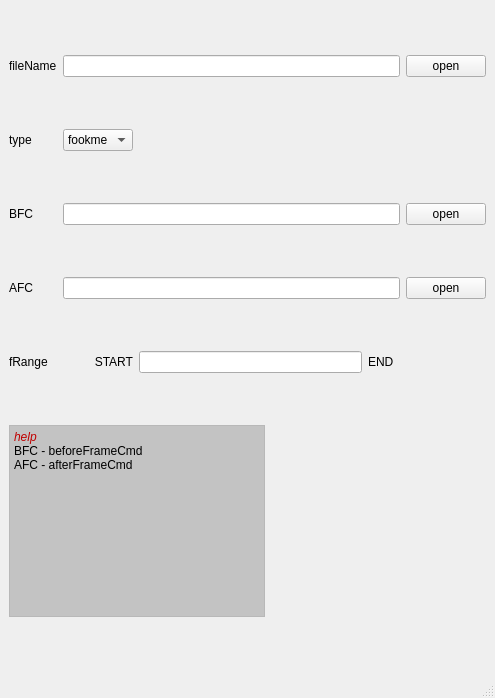
Above: rbhusUI/lib/rbhusEdit.ui from aumanimationstudios/rbhus before the change. Below: the same form after it.
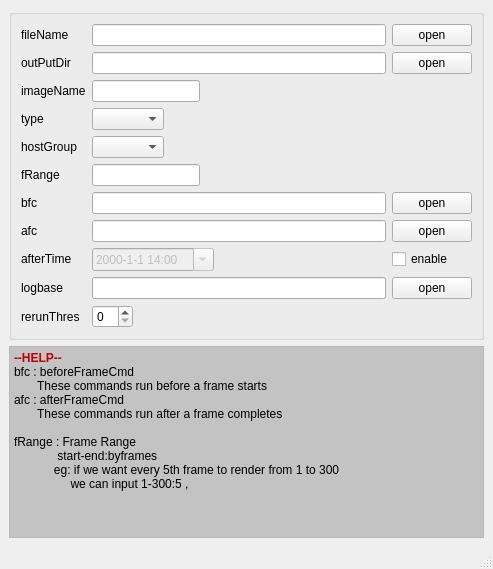
That is the form after the change.

What changed in the file:
```diff
--- a/rbhusUI/lib/rbhusEdit.ui
+++ b/rbhusUI/lib/rbhusEdit.ui
@@ -6,71 +6,375 @@
    <rect>
     <x>0</x>
     <y>0</y>
-    <width>495</width>
-    <height>698</height>
+    <width>493</width>
+    <height>518</height>
    </rect>
   </property>
   <property name="windowTitle">
    <string>MainWindow</string>
   </property>
   <widget class="QWidget" name="centralwidget">
-   <layout class="QGridLayout" name="gridLayout">
-    <item row="6" column="0">
-     <widget class="QLabel" name="labelFrange">
-      <property name="sizePolicy">
-       <sizepolicy hsizetype="Minimum" vsizetype="Fixed">
-        <horstretch>0</horstretch>
-        <verstretch>0</verstretch>
-       </sizepolicy>
+   <layout class="QVBoxLayout" name="verticalLayout">
+    <property name="sizeConstraint">
+     <enum>QLayout::SetNoConstraint</enum>
+    </property>
+    <item>
+     <widget class="QGroupBox" name="groupBox_2">
+      <property name="title">
+       <string/>
       </property>
-      <property name="text">
-       <string>fRange</string>
-      </property>
+      <layout class="QGridLayout" name="gridLayout_2">
+       <item row="3" column="0">
+        <widget class="QLabel" name="labelType">
+         <property name="sizePolicy">
+          <sizepolicy hsizetype="Maximum" vsizetype="Fixed">
+           <horstretch>0</horstretch>
+           <verstretch>0</verstretch>
+          </sizepolicy>
+         </property>
+         <property name="text">
+          <string>type</string>
+         </property>
+        </widget>
+       </item>
+       <item row="0" column="0">
+        <widget class="QLabel" name="labelFileName">
+         <property name="sizePolicy">
+          <sizepolicy hsizetype="Maximum" vsizetype="Fixed">
+           <horstretch>0</horstretch>
+           <verstretch>0</verstretch>
+          </sizepolicy>
+         </property>
+         <property name="text">
+          <string>fileName</string>
+         </property>
+        </widget>
+       </item>
+       <item row="1" column="0">
+        <widget class="QLabel" name="labelOutPutDir">
+         <property name="sizePolicy">
+          <sizepolicy hsizetype="Maximum" vsizetype="Fixed">
+           <horstretch>0</horstretch>
+           <verstretch>0</verstretch>
+          </sizepolicy>
+         </property>
+         <property name="text">
+          <string>outPutDir</string>
+         </property>
+        </widget>
+       </item>
+       <item row="9" column="0">
+        <widget class="QLabel" name="labelLogbase">
+         <property name="sizePolicy">
+          <sizepolicy hsizetype="Maximum" vsizetype="Fixed">
+           <horstretch>0</horstretch>
+           <verstretch>0</verstretch>
+          </sizepolicy>
+         </property>
+         <property name="text">
+          <string>logbase   </string>
+         </property>
+        </widget>
+       </item>
+       <item row="5" column="1">
+        <widget class="QLineEdit" name="lineEditFrange">
+         <property name="sizePolicy">
+          <sizepolicy hsizetype="Maximum" vsizetype="Fixed">
+           <horstretch>0</horstretch>
+           <verstretch>0</verstretch>
+          </sizepolicy>
+         </property>
+        </widget>
+       </item>
+       <item row="0" column="2">
+        <widget class="QPushButton" name="pushFileName">
+         <property name="sizePolicy">
+          <sizepolicy hsizetype="Maximum" vsizetype="Fixed">
+           <horstretch>0</horstretch>
+           <verstretch>0</verstretch>
+          </sizepolicy>
+         </property>
+         <property name="text">
+          <string>open</string>
+         </property>
+        </widget>
+       </item>
+       <item row="10" column="0">
+        <widget class="QLabel" name="label_8">
+         <property name="sizePolicy">
+          <sizepolicy hsizetype="Maximum" vsizetype="Preferred">
+           <horstretch>0</horstretch>
+           <verstretch>0</verstretch>
+          </sizepolicy>
+         </property>
+         <property name="text">
+          <string>rerunThres</string>
+         </property>
+        </widget>
+       </item>
+       <item row="5" column="0">
+        <widget class="QLabel" name="labelFrange">
+         <property name="sizePolicy">
+          <sizepolicy hsizetype="Maximum" vsizetype="Fixed">
+           <horstretch>0</horstretch>
+           <verstretch>0</verstretch>
+          </sizepolicy>
+         </property>
+         <property name="text">
+          <string>fRange     </string>
+         </property>
+        </widget>
+       </item>
+       <item row="6" column="0">
+        <widget class="QLabel" name="labelBfc">
+         <property name="sizePolicy">
+          <sizepolicy hsizetype="Maximum" vsizetype="Fixed">
+           <horstretch>0</horstretch>
+           <verstretch>0</verstretch>
+          </sizepolicy>
+         </property>
+         <property name="text">
+          <string>bfc          </string>
+         </property>
+        </widget>
+       </item>
+       <item row="6" column="1">
+        <widget class="QLineEdit" name="lineEditBfc">
+         <property name="sizePolicy">
+          <sizepolicy hsizetype="MinimumExpanding" vsizetype="Fixed">
+           <horstretch>0</horstretch>
+           <verstretch>0</verstretch>
+          </sizepolicy>
+         </property>
+        </widget>
+       </item>
+       <item row="7" column="1">
+        <widget class="QLineEdit" name="lineEditAfc">
+         <property name="sizePolicy">
+          <sizepolicy hsizetype="MinimumExpanding" vsizetype="Fixed">
+           <horstretch>0</horstretch>
+           <verstretch>0</verstretch>
+          </sizepolicy>
+         </property>
+        </widget>
+       </item>
+       <item row="7" column="0">
+        <widget class="QLabel" name="labelAfc">
+         <property name="sizePolicy">
+          <sizepolicy hsizetype="Maximum" vsizetype="Fixed">
+           <horstretch>0</horstretch>
+           <verstretch>0</verstretch>
+          </sizepolicy>
+         </property>
+         <property name="text">
+          <string>afc          </string>
+         </property>
+        </widget>
+       </item>
+       <item row="8" column="0">
+        <widget class="QLabel" name="labelAfterTime">
+         <property name="sizePolicy">
+          <sizepolicy hsizetype="Maximum" vsizetype="Fixed">
+           <horstretch>0</horstretch>
+           <verstretch>0</verstretch>
+          </sizepolicy>
+         </property>
+         <property name="text">
+          <string>afterTime </string>
+         </property>
+        </widget>
+       </item>
+       <item row="6" column="2">
+        <widget class="QPushButton" name="pushBfc">
+         <property name="sizePolicy">
+          <sizepolicy hsizetype="Maximum" vsizetype="Fixed">
+           <horstretch>0</horstretch>
+           <verstretch>0</verstretch>
+          </sizepolicy>
+         </property>
+         <property name="text">
+          <string>open</string>
+         </property>
+        </widget>
+       </item>
+       <item row="3" column="1">
+        <widget class="QComboBox" name="comboType">
+         <property name="sizePolicy">
+          <sizepolicy hsizetype="Maximum" vsizetype="Fixed">
+           <horstretch>0</horstretch>
+           <verstretch>0</verstretch>
+          </sizepolicy>
+         </property>
+        </widget>
+       </item>
+       <item row="7" column="2">
+        <widget class="QPushButton" name="pushAfc">
+         <property name="sizePolicy">
+          <sizepolicy hsizetype="Maximum" vsizetype="Fixed">
+           <horstretch>0</horstretch>
+           <verstretch>0</verstretch>
+          </sizepolicy>
+         </property>
+         <property name="text">
+          <string>open</string>
+         </property>
+        </widget>
+       </item>
+       <item row="8" column="1">
+        <widget class="QDateTimeEdit" name="afterTimeEdit">
+         <property name="enabled">
+          <bool>false</bool>
+         </property>
+         <property name="sizePolicy">
+          <sizepolicy hsizetype="Fixed" vsizetype="Fixed">
+           <horstretch>0</horstretch>
+           <verstretch>0</verstretch>
+          </sizepolicy>
+         </property>
+         <property name="time">
+          <time>
+           <hour>14</hour>
+           <minute>0</minute>
+           <second>0</second>
+          </time>
+         </property>
+         <property name="currentSection">
+          <enum>QDateTimeEdit::YearSection</enum>
+         </property>
+         <property name="displayFormat">
+          <string>yyyy-M-d h:mm</string>
+         </property>
+         <property name="calendarPopup">
+          <bool>true</bool>
+         </property>
+        </widget>
+       </item>
+       <item row="9" column="2">
+        <widget class="QPushButton" name="pushButton_4">
+         <property name="sizePolicy">
+          <sizepolicy hsizetype="Maximum" vsizetype="Fixed">
+           <horstretch>0</horstretch>
+           <verstretch>0</verstretch>
+          </sizepolicy>
+         </property>
+         <property name="text">
+          <string>open</string>
+         </property>
+        </widget>
+       </item>
+       <item row="0" column="1">
+        <widget class="QLineEdit" name="lineEditFileName">
+         <property name="sizePolicy">
+          <sizepolicy hsizetype="MinimumExpanding" vsizetype="Fixed">
+           <horstretch>0</horstretch>
+           <verstretch>0</verstretch>
+          </sizepolicy>
+         </property>
+        </widget>
+       </item>
+       <item row="8" column="2">
+        <widget class="QCheckBox" name="checkAfterTime">
+         <property name="text">
+          <string>enable</string>
+         </property>
+        </widget>
+       </item>
+       <item row="9" column="1">
+        <widget class="QLineEdit" name="lineEditLogbase">
+         <property name="sizePolicy">
+          <sizepolicy hsizetype="MinimumExpanding" vsizetype="Fixed">
+           <horstretch>0</horstretch>
+           <verstretch>0</verstretch>
+          </sizepolicy>
+         </property>
+        </widget>
+       </item>
+       <item row="1" column="1">
+        <widget class="QLineEdit" name="lineEditOutPutDir">
+         <property name="sizePolicy">
+          <sizepolicy hsizetype="MinimumExpanding" vsizetype="Fixed">
+           <horstretch>0</horstretch>
+           <verstretch>0</verstretch>
+          </sizepolicy>
+         </property>
+        </widget>
+       </item>
+       <item row="10" column="1">
+        <widget class="QSpinBox" name="spinBox">
+         <property name="sizePolicy">
+          <sizepolicy hsizetype="Maximum" vsizetype="Fixed">
+           <horstretch>0</horstretch>
+           <verstretch>0</verstretch>
+          </sizepolicy>
+         </property>
+        </widget>
+       </item>
+       <item row="2" column="0">
+        <widget class="QLabel" name="labelImageName">
+         <property name="sizePolicy">
+          <sizepolicy hsizetype="Maximum" vsizetype="Fixed">
+           <horstretch>0</horstretch>
+           <verstretch>0</verstretch>
+          </sizepolicy>
+         </property>
+         <property name="text">
+          <string>imageName</string>
+         </property>
+        </widget>
+       </item>
+       <item row="1" column="2">
+        <widget class="QPushButton" name="pushOutPutDir">
+         <property name="sizePolicy">
+          <sizepolicy hsizetype="Maximum" vsizetype="Fixed">
+           <horstretch>0</horstretch>
+           <verstretch>0</verstretch>
+          </sizepolicy>
+         </property>
+         <property name="text">
+          <string>open</string>
+         </property>
+        </widget>
+       </item>
+       <item row="2" column="1">
+        <widget class="QLineEdit" name="lineEditImageName">
+         <property name="sizePolicy">
+          <sizepolicy hsizetype="Maximum" vsizetype="Fixed">
+           <horstretch>0</horstretch>
+           <verstretch>0</verstretch>
+          </sizepolicy>
+         </property>
+        </widget>
+       </item>
+       <item row="4" column="0">
+        <widget class="QLabel" name="labelHostGroup">
+         <property name="sizePolicy">
+          <sizepolicy hsizetype="Maximum" vsizetype="Fixed">
+           <horstretch>0</horstretch>
+           <verstretch>0</verstretch>
+          </sizepolicy>
+         </property>
+         <property name="text">
+          <string>hostGroup</string>
+         </property>
+        </widget>
+       </item>
+       <item row="4" column="1">
+        <widget class="QComboBox" name="comboHostGroup">
+         <property name="sizePolicy">
+          <sizepolicy hsizetype="Maximum" vsizetype="Fixed">
+           <horstretch>0</horstretch>
+           <verstretch>0</verstretch>
+          </sizepolicy>
+         </property>
+        </widget>
+       </item>
+      </layout>
      </widget>
     </item>
-    <item row="0" column="5">
-     <widget class="QPushButton" name="pushOpen">
-      <property name="sizePolicy">
-       <sizepolicy hsizetype="Fixed" vsizetype="Fixed">
-        <horstretch>0</horstretch>
-        <verstretch>0</verstretch>
-       </sizepolicy>
-      </property>
-      <property name="text">
-       <string>open</string>
-      </property>
-     </widget>
-    </item>
-    <item row="3" column="0">
-     <widget class="QLabel" name="labelType">
-      <property name="sizePolicy">
-       <sizepolicy hsizetype="Fixed" vsizetype="Preferred">
-        <horstretch>0</horstretch>
-        <verstretch>0</verstretch>
-       </sizepolicy>
-      </property>
-      <property name="text">
-       <string>type</string>
-      </property>
-     </widget>
-    </item>
-    <item row="0" column="0">
-     <widget class="QLabel" name="labelFileName">
-      <property name="sizePolicy">
-       <sizepolicy hsizetype="Fixed" vsizetype="Preferred">
-        <horstretch>0</horstretch>
-        <verstretch>0</verstretch>
-       </sizepolicy>
-      </property>
-      <property name="text">
-       <string>fileName</string>
-      </property>
-     </widget>
-    </item>
-    <item row="7" column="0" colspan="4">
+    <item>
      <widget class="QTextEdit" name="textEdit">
       <property name="sizePolicy">
-       <sizepolicy hsizetype="Fixed" vsizetype="Fixed">
+       <sizepolicy hsizetype="Minimum" vsizetype="Fixed">
         <horstretch>0</horstretch>
         <verstretch>0</verstretch>
        </sizepolicy>
@@ -139,135 +443,23 @@
 &lt;html&gt;&lt;head&gt;&lt;meta name=&quot;qrichtext&quot; content=&quot;1&quot; /&gt;&lt;style type=&quot;text/css&quot;&gt;
 p, li { white-space: pre-wrap; }
 &lt;/style&gt;&lt;/head&gt;&lt;body style=&quot; font-family:'Sans Serif'; font-size:9pt; font-weight:400; font-style:italic;&quot;&gt;
-&lt;p style=&quot; margin-top:0px; margin-bottom:0px; margin-left:0px; margin-right:0px; -qt-block-indent:0; text-indent:0px;&quot;&gt;&lt;span style=&quot; color:#c00000;&quot;&gt;help&lt;/span&gt;&lt;/p&gt;
-&lt;p style=&quot; margin-top:0px; margin-bottom:0px; margin-left:0px; margin-right:0px; -qt-block-indent:0; text-indent:0px;&quot;&gt;&lt;span style=&quot; font-style:normal;&quot;&gt;BFC - beforeFrameCmd&lt;/span&gt;&lt;/p&gt;
-&lt;p style=&quot; margin-top:0px; margin-bottom:0px; margin-left:0px; margin-right:0px; -qt-block-indent:0; text-indent:0px;&quot;&gt;&lt;span style=&quot; font-style:normal;&quot;&gt;AFC - afterFrameCmd&lt;/span&gt;&lt;/p&gt;&lt;/body&gt;&lt;/html&gt;</string>
+&lt;p style=&quot; margin-top:0px; margin-bottom:0px; margin-left:0px; margin-right:0px; -qt-block-indent:0; text-indent:0px;&quot;&gt;&lt;span style=&quot; font-weight:600; font-style:normal; color:#c00000;&quot;&gt;--HELP--&lt;/span&gt;&lt;/p&gt;
+&lt;p style=&quot; margin-top:0px; margin-bottom:0px; margin-left:0px; margin-right:0px; -qt-block-indent:0; text-indent:0px;&quot;&gt;&lt;span style=&quot; font-style:normal;&quot;&gt;bfc : beforeFrameCmd&lt;/span&gt;&lt;/p&gt;
+&lt;p style=&quot; margin-top:0px; margin-bottom:0px; margin-left:0px; margin-right:0px; -qt-block-indent:0; text-indent:0px;&quot;&gt;&lt;span style=&quot; font-style:normal;&quot;&gt;       These commands run before a frame starts&lt;/span&gt;&lt;/p&gt;
+&lt;p style=&quot; margin-top:0px; margin-bottom:0px; margin-left:0px; margin-right:0px; -qt-block-indent:0; text-indent:0px;&quot;&gt;&lt;span style=&quot; font-style:normal;&quot;&gt;afc : afterFrameCmd&lt;/span&gt;&lt;/p&gt;
+&lt;p style=&quot; margin-top:0px; margin-bottom:0px; margin-left:0px; margin-right:0px; -qt-block-indent:0; text-indent:0px;&quot;&gt;&lt;span style=&quot; font-style:normal;&quot;&gt;       These commands run after a frame completes&lt;/span&gt;&lt;/p&gt;
+&lt;p style=&quot;-qt-paragraph-type:empty; margin-top:0px; margin-bottom:0px; margin-left:0px; margin-right:0px; -qt-block-indent:0; text-indent:0px; font-style:normal;&quot;&gt;&lt;br /&gt;&lt;/p&gt;
+&lt;p style=&quot; margin-top:0px; margin-bottom:0px; margin-left:0px; margin-right:0px; -qt-block-indent:0; text-indent:0px;&quot;&gt;&lt;span style=&quot; font-style:normal;&quot;&gt;fRange : Frame Range&lt;/span&gt;&lt;/p&gt;
+&lt;p style=&quot; margin-top:0px; margin-bottom:0px; margin-left:0px; margin-right:0px; -qt-block-indent:0; text-indent:0px;&quot;&gt;&lt;span style=&quot; font-style:normal;&quot;&gt;             start-end:byframes&lt;/span&gt;&lt;/p&gt;
+&lt;p style=&quot; margin-top:0px; margin-bottom:0px; margin-left:0px; margin-right:0px; -qt-block-indent:0; text-indent:0px;&quot;&gt;&lt;span style=&quot; font-style:normal;&quot;&gt;            eg: if we want every 5th frame to render from 1 to 300 &lt;/span&gt;&lt;/p&gt;
+&lt;p style=&quot; margin-top:0px; margin-bottom:0px; margin-left:0px; margin-right:0px; -qt-block-indent:0; text-indent:0px;&quot;&gt;&lt;span style=&quot; font-style:normal;&quot;&gt;                 we can input 1-300:5 , &lt;/span&gt;&lt;/p&gt;
+&lt;p style=&quot; margin-top:0px; margin-bottom:0px; margin-left:0px; margin-right:0px; -qt-block-indent:0; text-indent:0px;&quot;&gt;&lt;span style=&quot; font-style:normal;&quot;&gt;             &lt;/span&gt;&lt;/p&gt;&lt;/body&gt;&lt;/html&gt;</string>
       </property>
       <property name="textInteractionFlags">
        <set>Qt::LinksAccessibleByMouse</set>
       </property>
      </widget>
     </item>
-    <item row="4" column="1" colspan="4">
-     <widget class="QLineEdit" name="lineEditBfc">
-      <property name="sizePolicy">
-       <sizepolicy hsizetype="MinimumExpanding" vsizetype="Fixed">
-        <horstretch>0</horstretch>
-        <verstretch>0</verstretch>
-       </sizepolicy>
-      </property>
-     </widget>
-    </item>
-    <item row="4" column="0">
-     <widget class="QLabel" name="labelBfc">
-      <property name="sizePolicy">
-       <sizepolicy hsizetype="Minimum" vsizetype="Fixed">
-        <horstretch>0</horstretch>
-        <verstretch>0</verstretch>
-       </sizepolicy>
-      </property>
-      <property name="text">
-       <string>BFC</string>
-      </property>
-     </widget>
-    </item>
-    <item row="0" column="1" colspan="4">
-     <widget class="QLineEdit" name="lineEditFileName">
-      <property name="sizePolicy">
-       <sizepolicy hsizetype="MinimumExpanding" vsizetype="Fixed">
-        <horstretch>0</horstretch>
-        <verstretch>0</verstretch>
-       </sizepolicy>
-      </property>
-     </widget>
-    </item>
-    <item row="5" column="0">
-     <widget class="QLabel" name="labelAfc">
-      <property name="sizePolicy">
-       <sizepolicy hsizetype="Minimum" vsizetype="Fixed">
-        <horstretch>0</horstretch>
-        <verstretch>0</verstretch>
-       </sizepolicy>
-      </property>
-      <property name="text">
-       <string>AFC</string>
-      </property>
-     </widget>
-    </item>
-    <item row="4" column="5">
-     <widget class="QPushButton" name="pushOpenBfc">
-      <property name="sizePolicy">
-       <sizepolicy hsizetype="Fixed" vsizetype="Fixed">
-        <horstretch>0</horstretch>
-        <verstretch>0</verstretch>
-       </sizepolicy>
-      </property>
-      <property name="text">
-       <string>open</string>
-      </property>
-     </widget>
-    </item>
-    <item row="5" column="1" colspan="4">
-     <widget class="QLineEdit" name="lineEditAfc">
-      <property name="sizePolicy">
-       <sizepolicy hsizetype="MinimumExpanding" vsizetype="Fixed">
-        <horstretch>0</horstretch>
-        <verstretch>0</verstretch>
-       </sizepolicy>
-      </property>
-     </widget>
-    </item>
-    <item row="5" column="5">
-     <widget class="QPushButton" name="pushOpenAfc">
-      <property name="sizePolicy">
-       <sizepolicy hsizetype="Fixed" vsizetype="Fixed">
-        <horstretch>0</horstretch>
-        <verstretch>0</verstretch>
-       </sizepolicy>
-      </property>
-      <property name="text">
-       <string>open</string>
-      </property>
-     </widget>
-    </item>
-    <item row="3" column="1">
-     <widget class="QComboBox" name="comboBox">
-      <property name="sizePolicy">
-       <sizepolicy hsizetype="Fixed" vsizetype="Fixed">
-        <horstretch>0</horstretch>
-        <verstretch>0</verstretch>
-       </sizepolicy>
-      </property>
-      <item>
-       <property name="text">
-        <string>fookme</string>
-       </property>
-      </item>
-     </widget>
-    </item>
-    <item row="6" column="1">
-     <widget class="QLabel" name="label">
-      <property name="layoutDirection">
-       <enum>Qt::LeftToRight</enum>
-      </property>
-      <property name="text">
-       <string>START</string>
-      </property>
-      <property name="alignment">
-       <set>Qt::AlignRight|Qt::AlignTrailing|Qt::AlignVCenter</set>
-      </property>
-     </widget>
-    </item>
-    <item row="6" column="2">
-     <widget class="QLineEdit" name="lineEdit"/>
-    </item>
-    <item row="6" column="3">
-     <widget class="QLabel" name="label_2">
-      <property name="text">
-       <string>END</string>
-      </property>
-     </widget>
-    </item>
    </layout>
   </widget>
   <widget class="QMenuBar" name="menubar">
```
Left out of the diff: 10 changed lines with no effect on the pictures.
